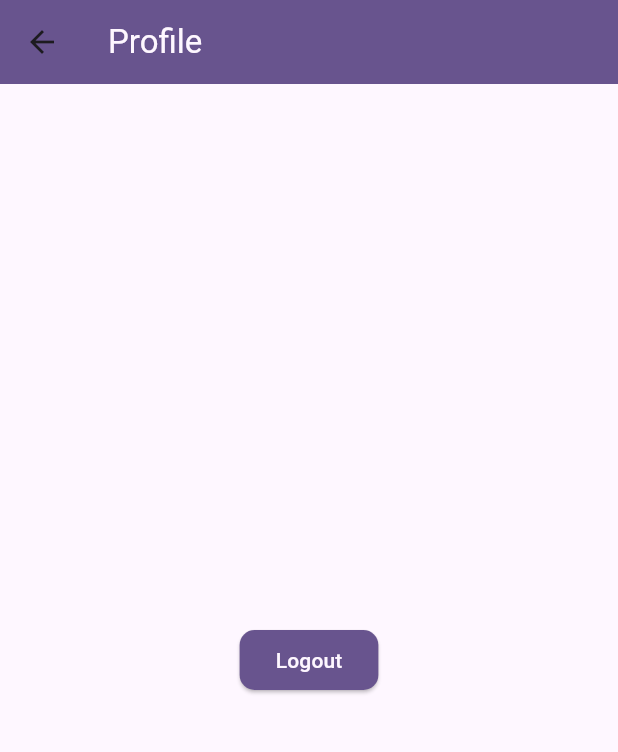
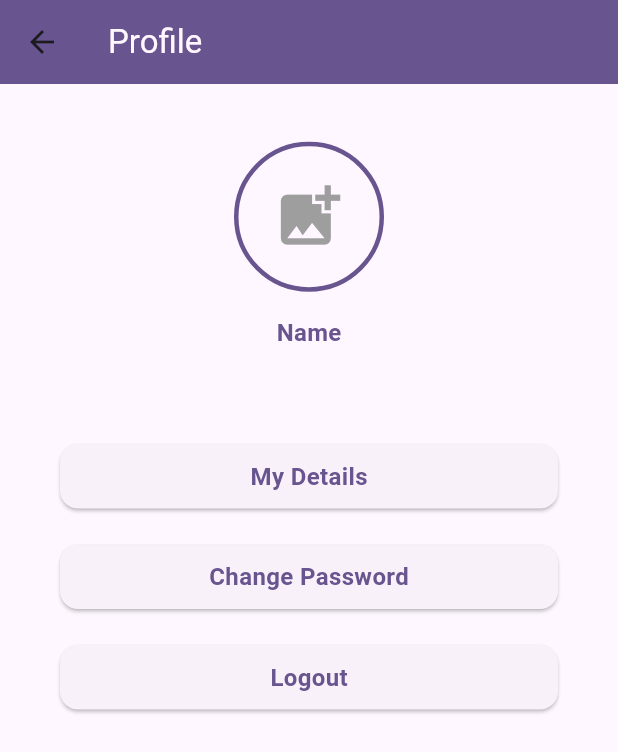
Before and after one commit to milandarai90/iApplyApp1.3, a Flutter app: the profile_activity screen opened directly, on a phone screen of 412 x 824 dp. Shown: the top 752 px of the screen. Run offline on Flutter 3.47's test engine with Material 3 defaults, Android fonts, the phone set to English and light mode, and no system bars.

Commit message:
layout for myprofile is done

```diff
--- a/lib/activity/profile_activity.dart
+++ b/lib/activity/profile_activity.dart
@@ -14,17 +14,75 @@ class profile_activity_state extends State<profile_activity>{
     appBar: AppBar(title: Text("Profile",style: TextStyle(color: Theme.of(context).canvasColor),),backgroundColor: Theme.of(context).primaryColor,),
     body: Container(
       color: Theme.of(context).canvasColor,
-      child: Center(child: ElevatedButton(onPressed:(){
-
-        Navigator.pushAndRemoveUntil(context, MaterialPageRoute(builder: (context) => login_activity()),(route) =>false);
-
-      },style: ElevatedButton.styleFrom(
-        backgroundColor: Theme.of(context).primaryColor,
-        shape: RoundedRectangleBorder(
-          borderRadius: BorderRadius.circular(10)
-        )
+      child: Padding(
+        padding: const EdgeInsets.all(8.0),
+        child: Column(
+          children: [
+            Container(
+              width: MediaQuery.of(context).size.width,
+              height: 200,
+              child: Column(
+                mainAxisAlignment: MainAxisAlignment.center,
+                children: [
+                  Padding(
+                    padding: const EdgeInsets.all(8.0),
+                    child: Container(
+                      height: 100,
+                      width: 100,
+                      decoration: BoxDecoration(
+                        borderRadius: BorderRadius.circular(100),
+                        border: Border.all(color: Theme.of(context).primaryColor,width: 3),
+                      ),
+                      child: Icon(Icons.add_photo_alternate,color: Colors.grey,size: 50,),
+                    ),
+                  ),
+                  Padding(
+                    padding: const EdgeInsets.all(8.0),
+                    child: Text("Name",style: TextStyle(color: Theme.of(context).primaryColor,fontSize: 16,fontWeight: FontWeight.bold),),
+                  )
+                ],
+              ),
+            ),
+            Expanded(
+              child: Padding(
+                padding: const EdgeInsets.all(20.0),
+                child: ListView(
+                  physics: AlwaysScrollableScrollPhysics(),
+                  children: [
+                    Padding(
+                      padding: const EdgeInsets.all(8.0),
+                      child: Card(
+                        child: Padding(
+                          padding: const EdgeInsets.all(10.0),
+                          child: Center(child: Text("My Details",style: TextStyle(fontSize: 16,color: Theme.of(context).primaryColor,fontWeight: FontWeight.bold),)),
+                        ),
+                      ),
+                    ),
+                    Padding(
+                      padding: const EdgeInsets.all(8.0),
+                      child: Card(
+                        child: Padding(
+                          padding: const EdgeInsets.all(10.0),
+                          child: Center(child: Text("Change Password",style: TextStyle(fontSize: 16,color: Theme.of(context).primaryColor,fontWeight: FontWeight.bold),)),
+                        ),
+                      ),
+                    ),
+                    Padding(
+                      padding: const EdgeInsets.all(8.0),
+                      child: Card(
+                        child: Padding(
+                          padding: const EdgeInsets.all(10.0),
+                          child: Center(child: Text("Logout",style: TextStyle(fontSize: 16,color: Theme.of(context).primaryColor,fontWeight: FontWeight.bold),)),
+                        ),
+                      ),
+                    )
+                  ],
+                ),
+              ),
+            )
+          ],
+        ),
       ),
-          child: Text("Logout",style: TextStyle(color: Theme.of(context).canvasColor),))),
     ),
   );
   }
```
